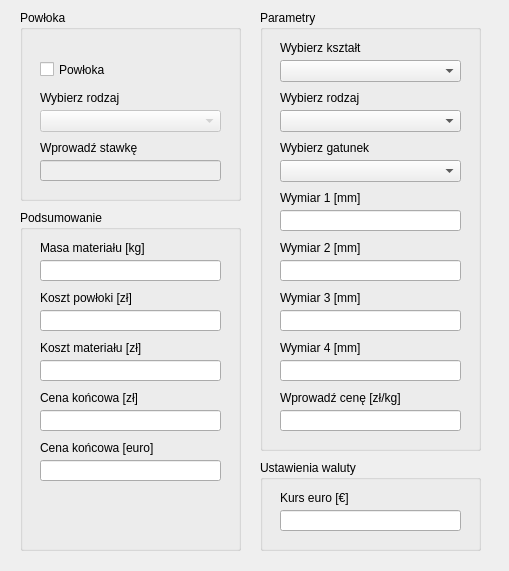
The window that mainwindow.ui (BushyAxis793/M-CALC) describes before a commit, drawn with Qt 5.
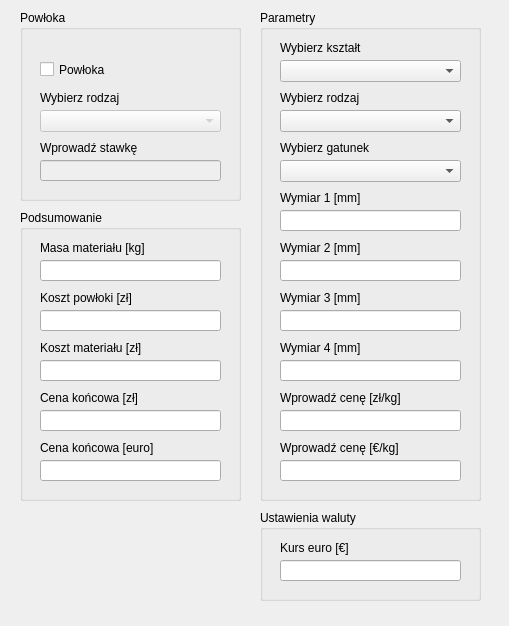
The same window after the commit.

Patch:
```diff
--- a/mainwindow.ui
+++ b/mainwindow.ui
@@ -7,7 +7,7 @@
     <x>0</x>
     <y>0</y>
     <width>509</width>
-    <height>571</height>
+    <height>626</height>
    </rect>
   </property>
   <property name="windowTitle">
@@ -101,7 +101,7 @@
       <x>20</x>
       <y>210</y>
       <width>221</width>
-      <height>341</height>
+      <height>291</height>
      </rect>
     </property>
     <property name="title">
@@ -244,7 +244,7 @@
       <x>260</x>
       <y>10</y>
       <width>221</width>
-      <height>441</height>
+      <height>491</height>
      </rect>
     </property>
     <property name="title">
@@ -420,7 +420,7 @@
       </rect>
      </property>
     </widget>
-    <widget class="QLabel" name="euroRateLabel">
+    <widget class="QLabel" name="materialPriceLabel">
      <property name="geometry">
       <rect>
        <x>20</x>
@@ -443,12 +443,35 @@
       </rect>
      </property>
     </widget>
+    <widget class="QLineEdit" name="materialPriceEuroTextBox">
+     <property name="geometry">
+      <rect>
+       <x>20</x>
+       <y>450</y>
+       <width>181</width>
+       <height>21</height>
+      </rect>
+     </property>
+    </widget>
+    <widget class="QLabel" name="materialPriceEuroLabel">
+     <property name="geometry">
+      <rect>
+       <x>20</x>
+       <y>430</y>
+       <width>181</width>
+       <height>16</height>
+      </rect>
+     </property>
+     <property name="text">
+      <string>Wprowadź cenę [€/kg]</string>
+     </property>
+    </widget>
    </widget>
    <widget class="QGroupBox" name="euroRateGroupBox">
     <property name="geometry">
      <rect>
       <x>260</x>
-      <y>460</y>
+      <y>510</y>
       <width>221</width>
       <height>91</height>
      </rect>
@@ -466,7 +489,7 @@
       </rect>
      </property>
     </widget>
-    <widget class="QLabel" name="materialPriceLabel">
+    <widget class="QLabel" name="euroRateLabel">
      <property name="geometry">
       <rect>
        <x>20</x>
```
